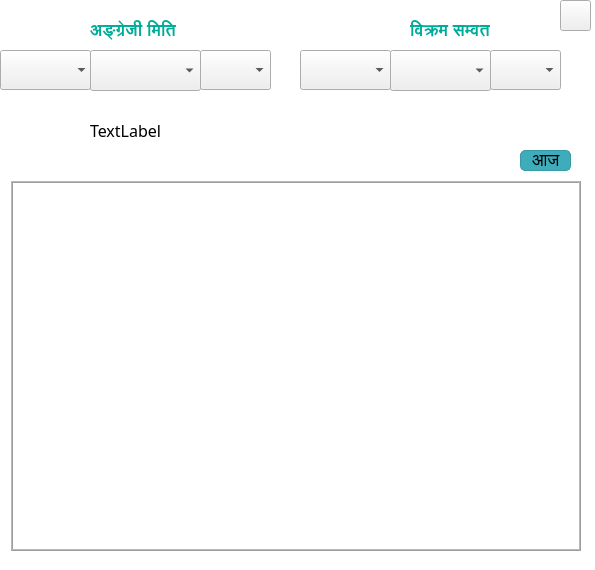
Above: calendarwindow.ui from khumnath/nepdate before the change. Below: the same form after it.
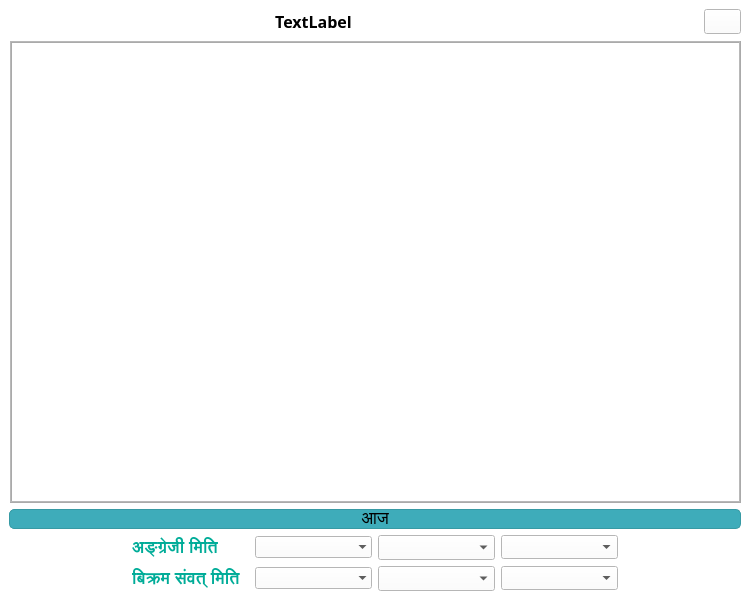
That is the form after the change. Icons and pictures are not drawn.

Commit message: revamped ui to make responsive

Patch:
```diff
--- a/calendarwindow.ui
+++ b/calendarwindow.ui
@@ -9,8 +9,8 @@
    <rect>
     <x>0</x>
     <y>0</y>
-    <width>595</width>
-    <height>570</height>
+    <width>750</width>
+    <height>600</height>
    </rect>
   </property>
   <property name="sizePolicy">
@@ -52,197 +52,92 @@
    <set>QMainWindow::AllowTabbedDocks</set>
   </property>
   <widget class="QWidget" name="centralwidget">
-   <property name="sizePolicy">
-    <sizepolicy hsizetype="Expanding" vsizetype="Expanding">
-     <horstretch>90</horstretch>
-     <verstretch>90</verstretch>
-    </sizepolicy>
-   </property>
-   <property name="sizeIncrement">
-    <size>
-     <width>900</width>
-     <height>700</height>
-    </size>
-   </property>
-   <property name="font">
-    <font>
-     <family>Noto Sans Devanagari</family>
-    </font>
-   </property>
-   <property name="styleSheet">
-    <string notr="true">
-        background-color: light gray;
- </string>
-   </property>
+   <layout class="QGridLayout" name="gridLayout">
+    <item row="3" column="2">
    <widget class="QComboBox" name="yearselectAD">
-    <property name="geometry">
-     <rect>
-      <x>0</x>
-      <y>50</y>
-      <width>91</width>
-      <height>40</height>
-     </rect>
-    </property>
     <property name="font">
      <font>
       <family>Noto Sans Devanagari</family>
      </font>
     </property>
-    <property name="styleSheet">
-     <string notr="true"/>
+      <property name="focusPolicy">
+       <enum>Qt::ClickFocus</enum>
     </property>
     <property name="frame">
      <bool>false</bool>
     </property>
    </widget>
+    </item>
+    <item row="3" column="3">
    <widget class="QComboBox" name="monthselectAD">
-    <property name="geometry">
-     <rect>
-      <x>90</x>
-      <y>50</y>
-      <width>111</width>
-      <height>41</height>
-     </rect>
-    </property>
     <property name="font">
      <font>
       <family>Laila</family>
      </font>
     </property>
-    <property name="styleSheet">
-     <string notr="true"/>
-    </property>
     <property name="maxVisibleItems">
      <number>12</number>
     </property>
    </widget>
+    </item>
+    <item row="3" column="4">
    <widget class="QComboBox" name="dayselectAD">
-    <property name="geometry">
-     <rect>
-      <x>200</x>
-      <y>50</y>
-      <width>71</width>
-      <height>40</height>
-     </rect>
-    </property>
     <property name="font">
      <font>
       <family>Noto Sans Devanagari</family>
      </font>
     </property>
-    <property name="styleSheet">
-     <string notr="true"/>
-    </property>
-   </widget>
+      <property name="maxVisibleItems">
+       <number>31</number>
+      </property>
+     </widget>
+    </item>
+    <item row="4" column="2">
    <widget class="QComboBox" name="yearselectBS">
-    <property name="geometry">
-     <rect>
-      <x>300</x>
-      <y>50</y>
-      <width>91</width>
-      <height>40</height>
-     </rect>
-    </property>
     <property name="font">
      <font>
       <family>Noto Sans Devanagari</family>
      </font>
     </property>
-    <property name="styleSheet">
-     <string notr="true"/>
-    </property>
-   </widget>
+      <property name="focusPolicy">
+       <enum>Qt::ClickFocus</enum>
+      </property>
+      <property name="frame">
+       <bool>false</bool>
+      </property>
+     </widget>
+    </item>
+    <item row="4" column="3">
    <widget class="QComboBox" name="monthselectBS">
-    <property name="geometry">
-     <rect>
-      <x>390</x>
-      <y>50</y>
-      <width>101</width>
-      <height>41</height>
-     </rect>
-    </property>
     <property name="font">
      <font>
       <family>Laila</family>
      </font>
     </property>
-    <property name="styleSheet">
-     <string notr="true"/>
-    </property>
     <property name="maxVisibleItems">
      <number>12</number>
     </property>
-    <property name="modelColumn">
-     <number>0</number>
-    </property>
-   </widget>
+     </widget>
+    </item>
+    <item row="4" column="4">
    <widget class="QComboBox" name="dayselectBS">
-    <property name="geometry">
-     <rect>
-      <x>490</x>
-      <y>50</y>
-      <width>71</width>
-      <height>40</height>
-     </rect>
-    </property>
     <property name="font">
      <font>
       <family>Noto Sans Devanagari</family>
      </font>
     </property>
-    <property name="styleSheet">
-     <string notr="true"/>
-    </property>
-   </widget>
-   <widget class="QLabel" name="output">
-    <property name="geometry">
-     <rect>
-      <x>90</x>
-      <y>100</y>
-      <width>421</width>
-      <height>61</height>
-     </rect>
-    </property>
-    <property name="font">
-     <font>
-      <family>Laila Medium</family>
-      <pointsize>12</pointsize>
-      <bold>false</bold>
-     </font>
-    </property>
-    <property name="focusPolicy">
-     <enum>Qt::StrongFocus</enum>
-    </property>
-    <property name="layoutDirection">
-     <enum>Qt::LeftToRight</enum>
-    </property>
-    <property name="lineWidth">
-     <number>2</number>
-    </property>
-    <property name="text">
-     <string>TextLabel</string>
-    </property>
-    <property name="textInteractionFlags">
-     <set>Qt::LinksAccessibleByMouse|Qt::TextSelectableByMouse</set>
-    </property>
-   </widget>
+      <property name="maxVisibleItems">
+       <number>31</number>
+      </property>
+     </widget>
+    </item>
+    <item row="3" column="1">
    <widget class="QLabel" name="label">
-    <property name="geometry">
-     <rect>
-      <x>90</x>
-      <y>20</y>
-      <width>101</width>
-      <height>21</height>
-     </rect>
-    </property>
     <property name="font">
      <font>
       <family>Laila SemiBold</family>
       <pointsize>13</pointsize>
       <bold>true</bold>
-      <underline>false</underline>
-      <strikeout>false</strikeout>
-      <kerning>true</kerning>
      </font>
     </property>
     <property name="styleSheet">
@@ -252,15 +147,9 @@
      <string>अङ्ग्रेजी मिति</string>
     </property>
    </widget>
+    </item>
+    <item row="4" column="1">
    <widget class="QLabel" name="label_2">
-    <property name="geometry">
-     <rect>
-      <x>410</x>
-      <y>20</y>
-      <width>81</width>
-      <height>21</height>
-     </rect>
-    </property>
     <property name="font">
      <font>
       <family>Laila SemiBold</family>
@@ -272,51 +161,50 @@
      <string notr="true">color: #00ac98;</string>
     </property>
     <property name="text">
-     <string>विक्रम सम्वत</string>
-    </property>
-   </widget>
+       <string>बिक्रम संवत् मिति</string>
+      </property>
+     </widget>
+    </item>
+    <item row="2" column="0" colspan="6">
+     <widget class="QPushButton" name="todayButton">
+      <property name="font">
+       <font>
+        <family>Laila Medium</family>
+        <pointsize>13</pointsize>
+       </font>
+      </property>
+      <property name="styleSheet">
+       <string notr="true">QPushButton#todayButton {
+  background: #3EACBA; /* Light blue background */
+  border: 1px solid #379AA4; /* Blue border */
+  background-image: linear-gradient(to top, #48C6D4, #3EACBA); /* Blue gradient */
+  
+  border-radius: 5px; /* Rounded corners */
+}
+
+QPushButton#todayButton:hover {
+  background: #48C6D4;
+  background-image: linear-gradient(to top, #3EACBA, #48C6D4);
+}
+
+QPushButton#todayButton:pressed {
+  background: qradialgradient(cx: 0.4, cy: -0.1,
+                             fx: 0.4, fy: -0.1,
+                             radius: 1.35, stop: 0 #fff, stop: 1 #ddd);
+  /* Background color on press */
+}
+</string>
+      </property>
+      <property name="text">
+       <string>आज</string>
+      </property>
+     </widget>
+    </item>
+    <item row="1" column="0" colspan="6">
    <widget class="QTableWidget" name="calendarTable">
     <property name="enabled">
      <bool>true</bool>
     </property>
-    <property name="geometry">
-     <rect>
-      <x>10</x>
-      <y>180</y>
-      <width>571</width>
-      <height>371</height>
-     </rect>
-    </property>
-    <property name="sizePolicy">
-     <sizepolicy hsizetype="Expanding" vsizetype="Expanding">
-      <horstretch>3</horstretch>
-      <verstretch>3</verstretch>
-     </sizepolicy>
-    </property>
-    <property name="minimumSize">
-     <size>
-      <width>300</width>
-      <height>300</height>
-     </size>
-    </property>
-    <property name="maximumSize">
-     <size>
-      <width>16777215</width>
-      <height>371</height>
-     </size>
-    </property>
-    <property name="sizeIncrement">
-     <size>
-      <width>1000</width>
-      <height>900</height>
-     </size>
-    </property>
-    <property name="baseSize">
-     <size>
-      <width>500</width>
-      <height>300</height>
-     </size>
-    </property>
     <property name="font">
      <font>
       <family>Laila</family>
@@ -331,15 +219,9 @@
     <property name="acceptDrops">
      <bool>true</bool>
     </property>
-    <property name="layoutDirection">
-     <enum>Qt::LeftToRight</enum>
-    </property>
     <property name="autoFillBackground">
      <bool>true</bool>
     </property>
-    <property name="styleSheet">
-     <string notr="true"/>
-    </property>
     <property name="frameShape">
      <enum>QFrame::Box</enum>
     </property>
@@ -373,21 +255,9 @@
     <property name="dragDropOverwriteMode">
      <bool>false</bool>
     </property>
-    <property name="selectionMode">
-     <enum>QAbstractItemView::NoSelection</enum>
-    </property>
-    <property name="sortingEnabled">
-     <bool>true</bool>
-    </property>
-    <property name="cornerButtonEnabled">
-     <bool>true</bool>
-    </property>
-    <attribute name="horizontalHeaderCascadingSectionResizes">
-     <bool>true</bool>
-    </attribute>
-    <attribute name="horizontalHeaderDefaultSectionSize">
-     <number>94</number>
-    </attribute>
+      <property name="alternatingRowColors">
+       <bool>false</bool>
+      </property>
     <attribute name="horizontalHeaderHighlightSections">
      <bool>true</bool>
     </attribute>
@@ -401,63 +271,22 @@
      <bool>true</bool>
     </attribute>
    </widget>
-   <widget class="QPushButton" name="todayButton">
-    <property name="geometry">
-     <rect>
-      <x>520</x>
-      <y>150</y>
-      <width>51</width>
-      <height>21</height>
-     </rect>
-    </property>
-    <property name="font">
-     <font>
-      <family>Laila Medium</family>
-      <pointsize>13</pointsize>
-      <bold>false</bold>
-     </font>
-    </property>
-    <property name="styleSheet">
-     <string notr="true">QPushButton#todayButton {
-  background: #3EACBA; /* Light blue background */
-  border: 1px solid #379AA4; /* Blue border */
-  background-image: linear-gradient(to top, #48C6D4, #3EACBA); /* Blue gradient */
-  
-  border-radius: 5px; /* Rounded corners */
-
-}
-
-QPushButton#todayButton:hover {
- background: #48C6D4;
-	background-image: linear-gradient(to top, #3EACBA, #48C6D4);
-}
-
-QPushButton#todayButton:pressed {
-  background: qradialgradient(cx: 0.4, cy: -0.1,
-                             fx: 0.4, fy: -0.1,
-                             radius: 1.35, stop: 0 #fff, stop: 1 #ddd);
-  /* Background color on press */
-}
-</string>
-    </property>
-    <property name="text">
-     <string>आज</string>
-    </property>
-   </widget>
+    </item>
+    <item row="0" column="5">
+     <layout class="QVBoxLayout" name="verticalLayout">
+      <item alignment="Qt::AlignLeft">
    <widget class="QPushButton" name="aboutbutton">
-    <property name="geometry">
-     <rect>
-      <x>560</x>
-      <y>0</y>
-      <width>31</width>
-      <height>31</height>
-     </rect>
-    </property>
     <property name="font">
      <font>
       <family>Laila</family>
      </font>
     </property>
+        <property name="toolTip">
+         <string>&lt;html&gt;&lt;head/&gt;&lt;body&gt;&lt;p&gt;about application&lt;/p&gt;&lt;/body&gt;&lt;/html&gt;</string>
+        </property>
+        <property name="layoutDirection">
+         <enum>Qt::RightToLeft</enum>
+        </property>
     <property name="text">
      <string/>
     </property>
@@ -466,14 +295,50 @@
     </property>
     <property name="iconSize">
      <size>
-      <width>35</width>
-      <height>35</height>
+          <width>25</width>
+          <height>25</height>
      </size>
     </property>
     <property name="default">
      <bool>false</bool>
     </property>
    </widget>
+      </item>
+     </layout>
+    </item>
+    <item row="0" column="0" colspan="5">
+     <widget class="QLabel" name="output">
+      <property name="font">
+       <font>
+        <family>Laila SemiBold</family>
+        <pointsize>12</pointsize>
+        <bold>true</bold>
+       </font>
+      </property>
+      <property name="frameShape">
+       <enum>QFrame::NoFrame</enum>
+      </property>
+      <property name="lineWidth">
+       <number>2</number>
+      </property>
+      <property name="text">
+       <string>TextLabel</string>
+      </property>
+      <property name="scaledContents">
+       <bool>true</bool>
+      </property>
+      <property name="alignment">
+       <set>Qt::AlignCenter</set>
+      </property>
+      <property name="wordWrap">
+       <bool>true</bool>
+      </property>
+      <property name="textInteractionFlags">
+       <set>Qt::LinksAccessibleByMouse|Qt::TextSelectableByMouse</set>
+      </property>
+     </widget>
+    </item>
+   </layout>
   </widget>
  </widget>
  <resources>
```
Left out of the diff: 3 changed lines with no effect on the pictures. Lines whose indentation alone changed are shown as unchanged. The commit also changes 1 other file.
